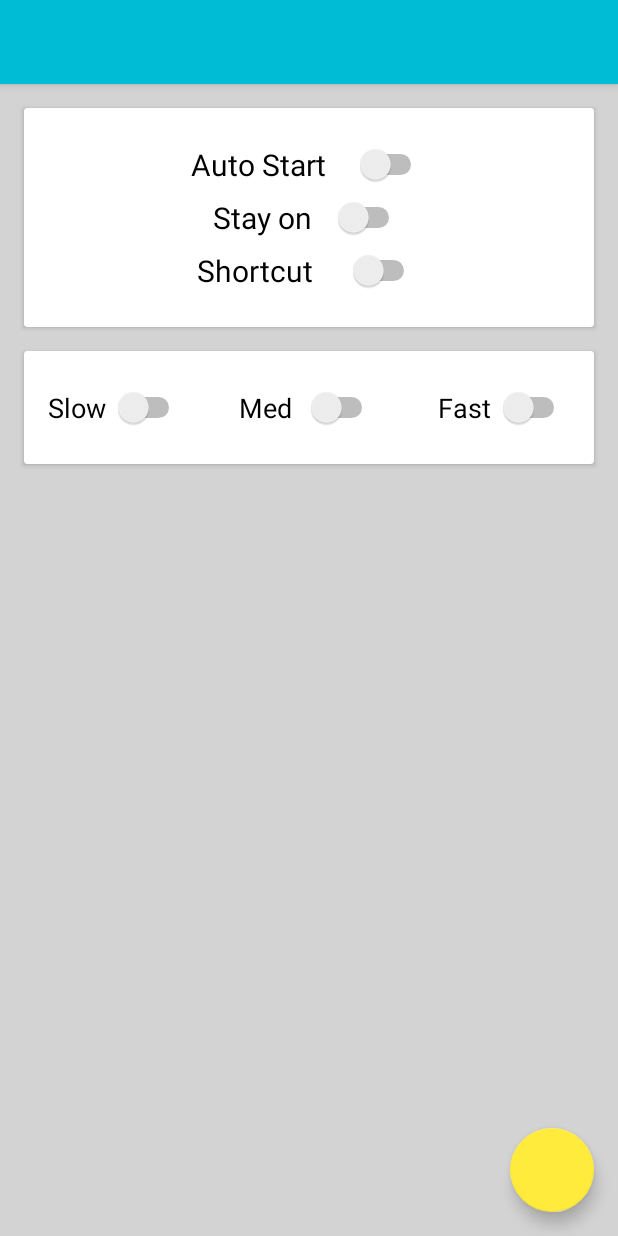
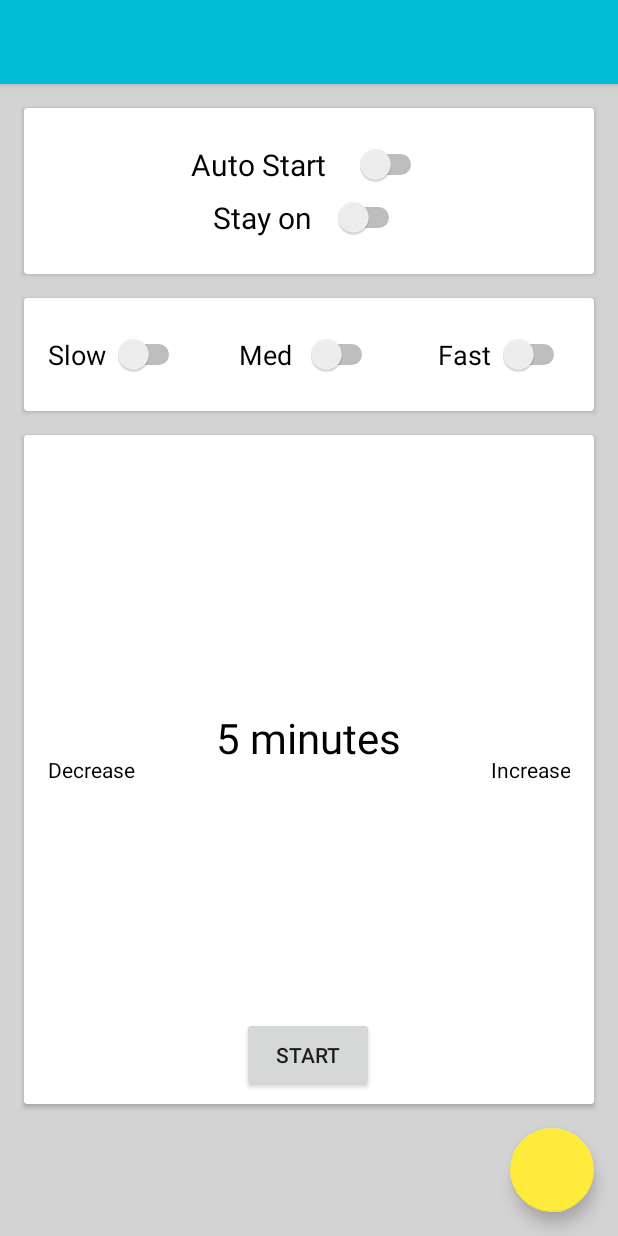
Before and after one commit to Hhwhiskey/Flashlight, an Android app: the screen it shows after launch (MainActivity), on a phone screen of 412 x 824 dp. Run offline under Robolectric (Android 15) with nearby library versions, the light colour scheme and no system bars; our stand-ins replace ButterKnife.

Commit message:
Flashlight timer added

```diff
--- a/app/src/main/java/com/khfire22/flashlight/MainActivity.java
+++ b/app/src/main/java/com/khfire22/flashlight/MainActivity.java
@@ -5,13 +5,17 @@
 import android.content.pm.PackageManager;
 import android.hardware.Camera;
 import android.os.Bundle;
+import android.os.CountDownTimer;
 import android.preference.PreferenceManager;
 import android.support.design.widget.FloatingActionButton;
 import android.support.v7.app.AlertDialog;
 import android.support.v7.app.AppCompatActivity;
 import android.util.Log;
+import android.view.View;
+import android.widget.Button;
 import android.widget.CompoundButton;
 import android.widget.Switch;
+import android.widget.TextView;
 
 import butterknife.Bind;
 import butterknife.ButterKnife;
@@ -52,6 +56,12 @@
     private Thread slowThread;
     private Thread mediumThread;
     private Thread fastThread;
+    private TextView mTextField;
+    private TextView timerTV;
+    private TextView increaseButton;
+    private TextView decreaseButton;
+    private Button startButton;
+    private static int timer;
 
     @Override
     protected void onCreate(Bundle savedInstanceState) {
@@ -59,9 +69,18 @@
         setContentView(R.layout.activity_main);
         ButterKnife.bind(this);
 
+        //UI Declarations///////////////////////////////////////////////////////////
+        timerTV = (TextView) findViewById(R.id.tv_timer);
+        increaseButton = (TextView) findViewById(R.id.tv_increase);
+        decreaseButton = (TextView) findViewById(R.id.tv_decrease);
+        startButton = (Button) findViewById(R.id.button_start);
         slowSwitch = (Switch) findViewById(R.id.slow_switch);
         medSwitch = (Switch) findViewById(R.id.medium_switch);
         fastSwitch = (Switch) findViewById(R.id.fast_switch);
+        ///////////////////////////////////////////////////////////////////////////
+
+        timer = 1;
+
 
         // Call method to check for flashlight capabillity
         hasFlashlightCapability();
@@ -143,6 +162,48 @@
                     turnLightOff();
 
                 }
+            }
+        });
+
+        startButton.setOnClickListener(new View.OnClickListener() {
+            @Override
+            public void onClick(View v) {
+                startTimer(timer);
+            }
+        });
+
+        decreaseButton.setOnClickListener(new View.OnClickListener() {
+            @Override
+            public void onClick(View v) {
+
+                if (timer > 0) {
+                    timer -= 1;
+
+                    if (timer == 1) {
+                        timerTV.setText(timer + " minute");
+                    } else {
+                        timerTV.setText(timer + " minutes");
+                    }
+                }
+
+            }
+        });
+
+        increaseButton.setOnClickListener(new View.OnClickListener() {
+            @Override
+            public void onClick(View v) {
+
+                if(timer <= 60) {
+                    timer += 1;
+
+                    if (timer == 1) {
+                        timerTV.setText(timer + " minute");
+
+                    } else{
+                        timerTV.setText(timer + " minutes");
+                    }
+                }
+
             }
         });
     }
@@ -302,6 +363,34 @@
         fastThread.start();
     }
 
+    public void startTimer(int time) {
+
+        time *= 60000;
+
+        toggleFlashlight();
+
+        new CountDownTimer(time, 60000) {
+
+            public void onTick(long millisUntilFinished) {
+
+                if (millisUntilFinished <= 60000) {
+                    timerTV.setText(millisUntilFinished /1000/60 + " minute");
+
+                } else{
+                    timerTV.setText(millisUntilFinished /1000/60 + " minutes");
+                }
+            }
+
+            public void onFinish() {
+                timerTV.setText("Done!");
+                toggleFlashlight();
+                timer = 1;
+            }
+        }.start();
+    }
+
+
+
 
     // Switches////////////////////////////////////////////////////////////////////////////
 
--- a/app/src/main/res/layout/activity_main.xml
+++ b/app/src/main/res/layout/activity_main.xml
@@ -1,12 +1,11 @@
 <?xml version="1.0" encoding="utf-8"?>
-<RelativeLayout
-    xmlns:android="http://schemas.android.com/apk/res/android"
+<RelativeLayout xmlns:android="http://schemas.android.com/apk/res/android"
     xmlns:app="http://schemas.android.com/apk/res-auto"
     xmlns:tools="http://schemas.android.com/tools"
     android:layout_width="match_parent"
     android:layout_height="match_parent"
-    tools:context="com.khfire22.flashlight.MainActivity"
-    android:background="#d3d3d3">
+    android:background="#d3d3d3"
+    tools:context="com.khfire22.flashlight.MainActivity">
 
     <android.support.v7.widget.CardView
         android:id="@+id/card_1"
@@ -16,8 +15,8 @@
         android:layout_alignParentRight="false"
         android:layout_alignParentTop="true"
         android:layout_marginLeft="16dp"
-        android:layout_marginTop="16dp"
-        android:layout_marginRight="16dp">
+        android:layout_marginRight="16dp"
+        android:layout_marginTop="16dp">
 
         <RelativeLayout
             android:layout_width="match_parent"
@@ -34,7 +33,7 @@
                 android:layout_marginTop="8dp"
                 android:checked="false"
                 android:text="Stay on   "
-                android:textSize="20dp"/>
+                android:textSize="20dp" />
 
             <Switch
                 android:id="@+id/switch_auto_start"
@@ -44,18 +43,7 @@
                 android:layout_centerHorizontal="true"
                 android:checked="false"
                 android:text="Auto Start    "
-                android:textSize="20dp"/>
-
-            <Switch
-                android:id="@+id/switch_shortcut"
-                android:layout_width="wrap_content"
-                android:layout_height="wrap_content"
-                android:layout_below="@+id/switch_stay_on"
-                android:layout_centerHorizontal="true"
-                android:layout_marginTop="8dp"
-                android:checked="false"
-                android:text="Shortcut     "
-                android:textSize="20dp"/>
+                android:textSize="20dp" />
 
         </RelativeLayout>
     </android.support.v7.widget.CardView>
@@ -68,18 +56,18 @@
         android:layout_alignParentRight="true"
         android:layout_alignParentTop="false"
         android:layout_below="@+id/card_1"
+        android:layout_marginBottom="16dp"
+        android:layout_marginLeft="16dp"
+        android:layout_marginRight="16dp"
         android:layout_marginTop="16dp"
         android:elevation="4dp"
-        android:layout_marginLeft="16dp"
-        android:layout_marginRight="16dp"
-        android:layout_marginBottom="16dp"
         android:paddingTop="24dp">
 
         <RelativeLayout
             android:layout_width="match_parent"
             android:layout_height="match_parent"
-            android:paddingTop="24dp"
-            android:paddingBottom="24dp">
+            android:paddingBottom="24dp"
+            android:paddingTop="24dp">
 
             <Switch
                 android:id="@+id/medium_switch"
@@ -89,9 +77,9 @@
                 android:layout_centerHorizontal="true"
                 android:layout_marginLeft="16dp"
                 android:layout_marginRight="16dp"
+                android:checked="false"
                 android:text="Med  "
-                android:textSize="18dp"
-                android:checked="false" />
+                android:textSize="18dp" />
 
 
             <Switch
@@ -103,9 +91,9 @@
                 android:layout_alignParentStart="true"
                 android:layout_marginLeft="16dp"
                 android:layout_marginRight="8dp"
+                android:checked="false"
                 android:text="Slow "
-                android:textSize="18dp"
-                android:checked="false" />
+                android:textSize="18dp" />
 
             <Switch
                 android:id="@+id/fast_switch"
@@ -115,12 +103,98 @@
                 android:layout_alignParentEnd="true"
                 android:layout_alignParentRight="true"
                 android:layout_marginRight="16dp"
+                android:checked="false"
                 android:text="Fast "
-                android:textSize="18dp"
-                android:checked="false" />
+                android:textSize="18dp" />
 
         </RelativeLayout>
     </android.support.v7.widget.CardView>
+
+    <android.support.v7.widget.CardView
+        android:id="@+id/card_3"
+        android:layout_width="match_parent"
+        android:layout_height="100dp"
+        android:layout_above="@+id/main_fab"
+        android:layout_alignParentEnd="true"
+        android:layout_alignParentRight="true"
+        android:layout_alignParentTop="false"
+        android:layout_below="@+id/card_2"
+        android:layout_marginLeft="16dp"
+        android:layout_marginRight="16dp"
+        android:elevation="4dp">
+
+        <RelativeLayout
+            android:layout_width="match_parent"
+            android:layout_height="match_parent">
+
+            <LinearLayout
+                android:layout_width="wrap_content"
+                android:layout_height="match_parent"
+                android:orientation="vertical"
+                android:layout_alignParentTop="true"
+                android:layout_centerHorizontal="true">
+
+                <TextView
+                    android:id="@+id/tv_timer"
+                    android:layout_width="wrap_content"
+                    android:layout_height="wrap_content"
+                    android:layout_alignParentTop="true"
+                    android:layout_centerHorizontal="true"
+                    android:layout_marginTop="24dp"
+                    android:gravity="center_vertical"
+                    android:text="5 minutes"
+                    android:textColor="#000000"
+                    android:textSize="28dp"
+                    android:layout_weight="1" />
+
+                <Button
+                    android:id="@+id/button_start"
+                    android:layout_width="wrap_content"
+                    android:layout_height="50dp"
+                    android:layout_alignParentBottom="true"
+                    android:layout_centerHorizontal="true"
+                    android:layout_margin="8dp"
+                    android:text="Start"
+                    android:layout_gravity="center_horizontal" />
+
+            </LinearLayout>
+
+            <TextView
+                android:id="@+id/tv_decrease"
+                android:layout_width="wrap_content"
+                android:layout_height="wrap_content"
+                android:gravity="center_vertical|center_horizontal"
+                android:text="Decrease"
+                android:textAppearance="?android:attr/textAppearanceSmall"
+                android:textColor="#000000"
+                android:textSize="14dp"
+                android:layout_alignParentBottom="true"
+                android:layout_alignParentLeft="true"
+                android:layout_alignParentStart="true"
+                android:layout_alignParentTop="true"
+                android:layout_margin="16dp" />
+
+            <TextView
+                android:id="@+id/tv_increase"
+                android:layout_width="wrap_content"
+                android:layout_height="wrap_content"
+                android:layout_alignParentBottom="true"
+                android:layout_alignParentTop="true"
+                android:layout_marginLeft="16dp"
+                android:layout_toRightOf="@+id/button_start"
+                android:gravity="center_vertical|center_horizontal"
+                android:text="Increase"
+                android:textAppearance="?android:attr/textAppearanceSmall"
+                android:textColor="#000000"
+                android:textSize="14dp"
+                android:layout_alignParentRight="true"
+                android:layout_alignParentEnd="true"
+                android:layout_margin="16dp" />
+
+
+        </RelativeLayout>
+    </android.support.v7.widget.CardView>
+
 
     <android.support.design.widget.FloatingActionButton
         android:id="@+id/main_fab"
@@ -130,6 +204,7 @@
         android:layout_alignParentEnd="true"
         android:layout_alignParentRight="true"
         android:layout_margin="@dimen/fab_margin"
-            app:rippleColor="@color/colorPrimary"/>
+        app:rippleColor="@color/colorPrimary" />
+
 
 </RelativeLayout>
```
Lines whose indentation alone changed are shown as unchanged.
